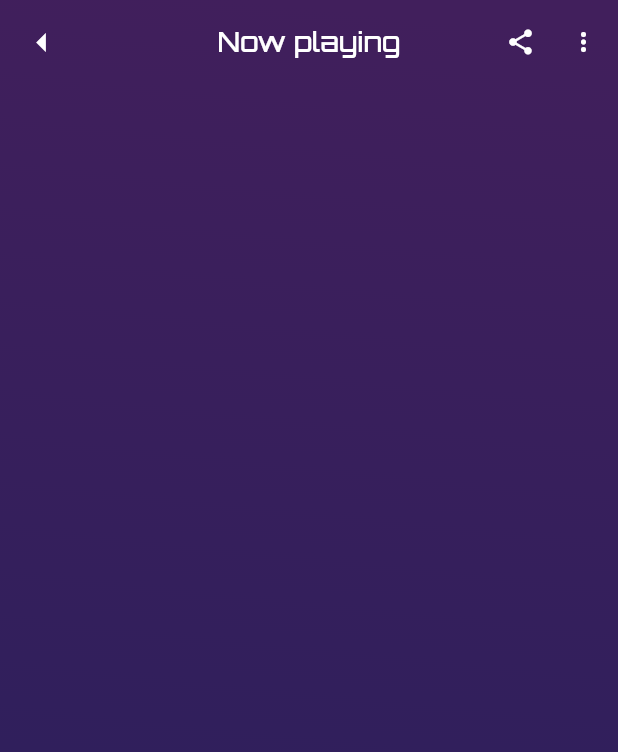
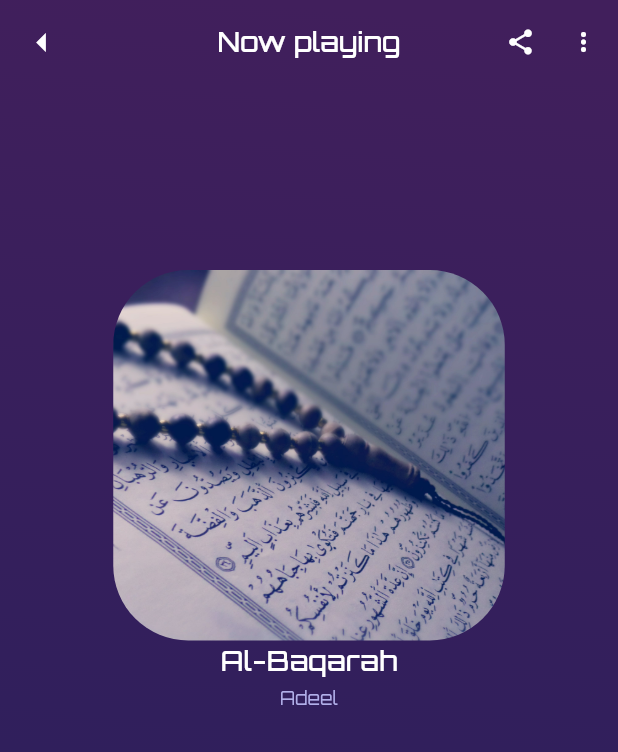
Before and after one commit to salahswidan/audio_player_app, a Flutter app: the PlayMusicScreen screen opened by its route, on a phone screen of 412 x 824 dp. Shown: the top 752 px of the screen. Run offline on Flutter 3.47's test engine with Material 3 defaults, Android fonts, the phone set to English and light mode, and no system bars.

Commit message:
CustomSouraDetailsPlayScreen

```diff
--- a/lib/core/resourses/routes_managers.dart
+++ b/lib/core/resourses/routes_managers.dart
@@ -1,6 +1,6 @@
 import 'package:audio_player_app/features/main_home/screens/main_home_screen.dart';
 import 'package:audio_player_app/features/on_boarding/screens/on_boarding_screen.dart';
-import 'package:audio_player_app/features/play_soura/screens/play_music_screen.dart';
+import 'package:audio_player_app/features/play_soura/screens/play_soura_screen.dart';
 import 'package:flutter/material.dart';
 
 import '../../features/splash/screens/splash_screen.dart';
@@ -10,7 +10,9 @@ class RoutesManagers {
     RouteNames.kSplashScreen: (context) => const SplashScreen(),
     RouteNames.kOnBoardingScreen: (context) => const OnBoardingScreen(),
     RouteNames.kHomeScreen: (context) => const MainHomeScreen(),
-    RouteNames.kPlaySouraScreen: (context) => const PlayMusicScreen(),
+    RouteNames.kPlaySouraScreen: (context) => const PlayMusicScreen(
+
+    ),
   };
 }
 
--- a/lib/features/play_soura/screens/play_music_screen.dart
+++ b/lib/features/play_soura/screens/play_soura_screen.dart
@@ -1,10 +1,15 @@
 import 'package:audio_player_app/features/play_soura/widgets/custom_app_bar_play_soura_screen.dart';
+import 'package:audio_player_app/models/soura_model.dart';
 import 'package:flutter/material.dart';
 
 import '../../../core/resourses/color_managers.dart';
+import '../widgets/custom_soura_details_play_screen.dart';
 
 class PlayMusicScreen extends StatelessWidget {
-  const PlayMusicScreen({super.key});
+  const PlayMusicScreen({
+    super.key,
+  });
+  //final SouraModelsouraModel;
 
   @override
   Widget build(BuildContext context) {
@@ -21,6 +26,20 @@ class PlayMusicScreen extends StatelessWidget {
                 ColorManagers.kPrimaryColor,
                 ColorManagers.kDarkBlueeColor
               ])),
+          child: SafeArea(
+            child: Container(
+              width: double.infinity,
+              child: Column(
+                crossAxisAlignment: CrossAxisAlignment.center,
+                children: [
+                  SizedBox(
+                    height: 124,
+                  ),
+                  CustomSouraDetailsPlayScreen()
+                ],
+              ),
+            ),
+          ),
         ));
   }
 }
--- /dev/null
+++ b/lib/features/play_soura/widgets/custom_soura_details_play_screen.dart
@@ -0,0 +1,40 @@
+
+import 'package:flutter/material.dart';
+
+class CustomSouraDetailsPlayScreen extends StatelessWidget {
+  const CustomSouraDetailsPlayScreen({
+    super.key,
+  });
+
+  @override
+  Widget build(BuildContext context) {
+    return Column(
+      children: [
+        ClipRRect(
+          borderRadius: BorderRadius.circular(50),
+          child: Image.asset(
+            "assets/images/quran_image/qu3.jpg",
+            fit: BoxFit.cover,
+            width: 261,
+            height: 247,
+          ),
+        ),
+        Text(
+          "Al-Baqarah",
+          style: TextStyle(
+              color: Colors.white,
+              fontSize: 18,
+              fontWeight: FontWeight.w500),
+        ),
+        SizedBox(
+          height: 4,
+        ),
+        Text(
+          "Adeel",
+          style:
+              TextStyle(color: Color(0xffB1AFE9), fontSize: 12),
+        ),
+      ],
+    );
+  }
+}
```
